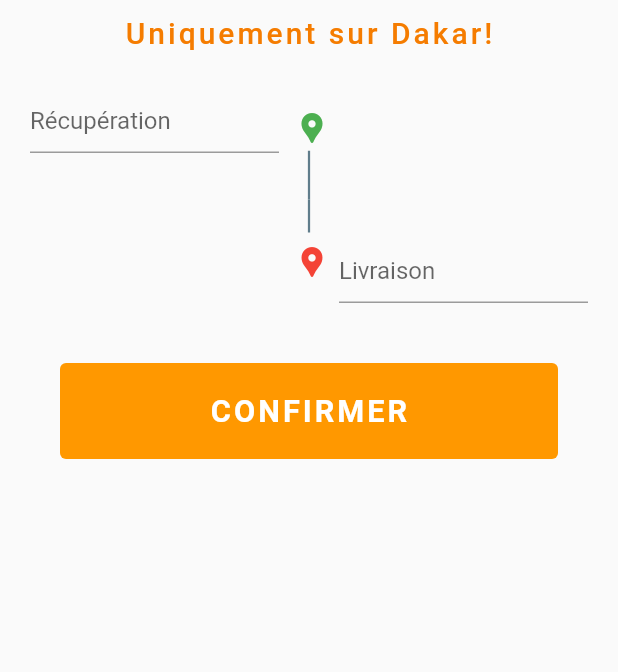
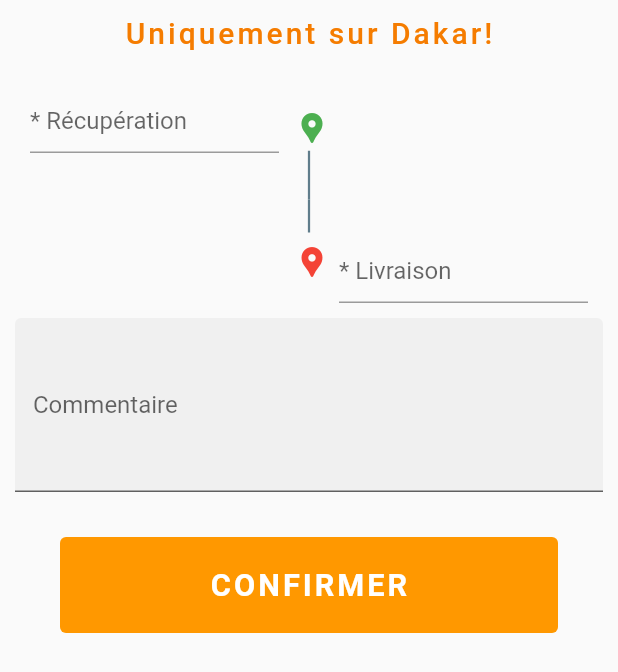
Before and after one commit to coldman-47/expeditious, a Flutter app: the Adresses widget shown alone on an empty page, opened directly, on a phone screen of 412 x 824 dp. Shown: the top 672 px of the screen. Run offline on Flutter 3.47's test engine with Material 2 defaults, Android fonts, the phone set to English and light mode, and no system bars; drawn by our look-alikes of timeline_tile; our stand-ins replace logger.

Commit message:
commentaire livraison

```diff
--- a/lib/components/adresses.dart
+++ b/lib/components/adresses.dart
@@ -40,7 +40,7 @@ class _AdressesState extends State<Adresses> {
                         decoration: InputDecoration(
                             alignLabelWithHint: true,
                             filled: false,
-                            labelText: 'Récupération')))),
+                            labelText: '* Récupération')))),
             TimelineTile(
                 beforeLineStyle:
                     LineStyle(thickness: 1.5, color: Colors.blueGrey),
@@ -55,7 +55,12 @@ class _AdressesState extends State<Adresses> {
                         decoration: InputDecoration(
                             alignLabelWithHint: true,
                             filled: false,
-                            labelText: 'Livraison')))),
+                            labelText: '* Livraison')))),
+            const TextField(
+              maxLines: 4,
+              decoration:
+                  InputDecoration(labelText: 'Commentaire', filled: true),
+            ),
             Container(
                 padding: EdgeInsets.all(30),
                 child: TextButton(
--- a/pubspec.yaml
+++ b/pubspec.yaml
@@ -37,6 +37,8 @@ dependencies:
   logger: ^1.1.0
   eventify: ^1.0.0
   timeline_tile: ^2.0.0
+  flutter_sound: ^4.0.6
+  permission_handler: ^5.1.0+2
 
 dev_dependencies:
   flutter_test:
```
Also changed, not shown: pubspec.lock.
